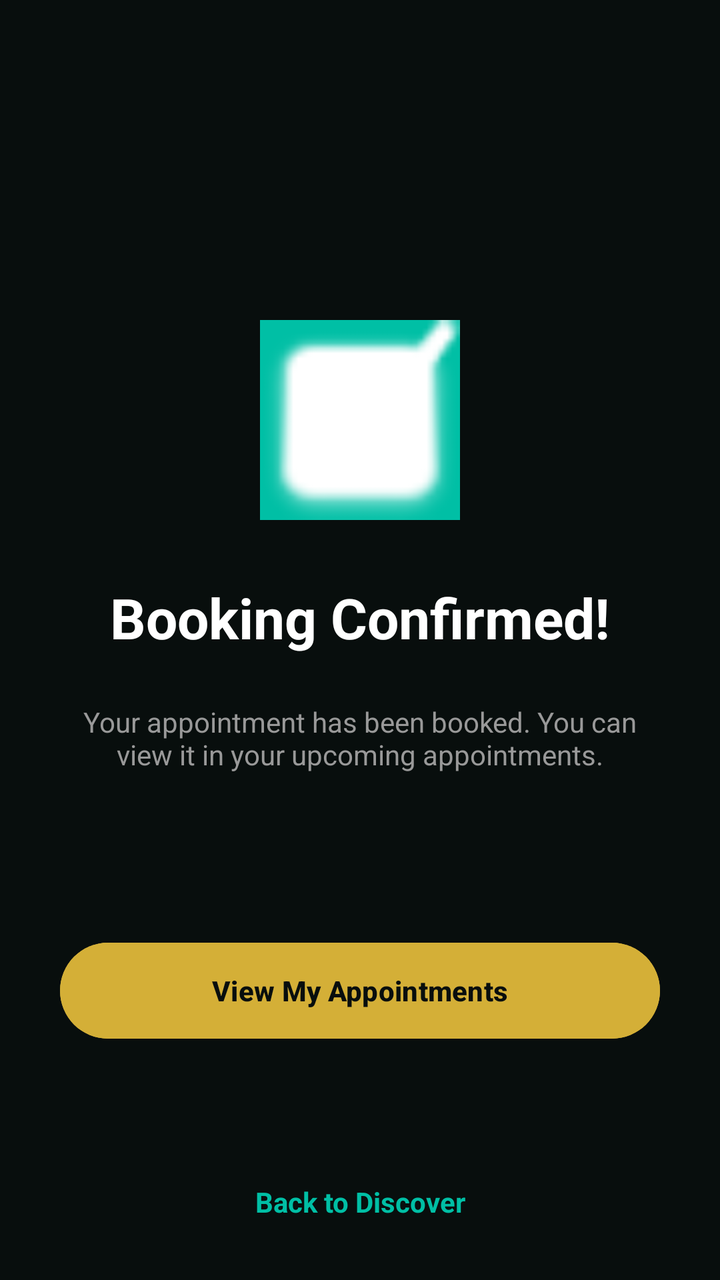
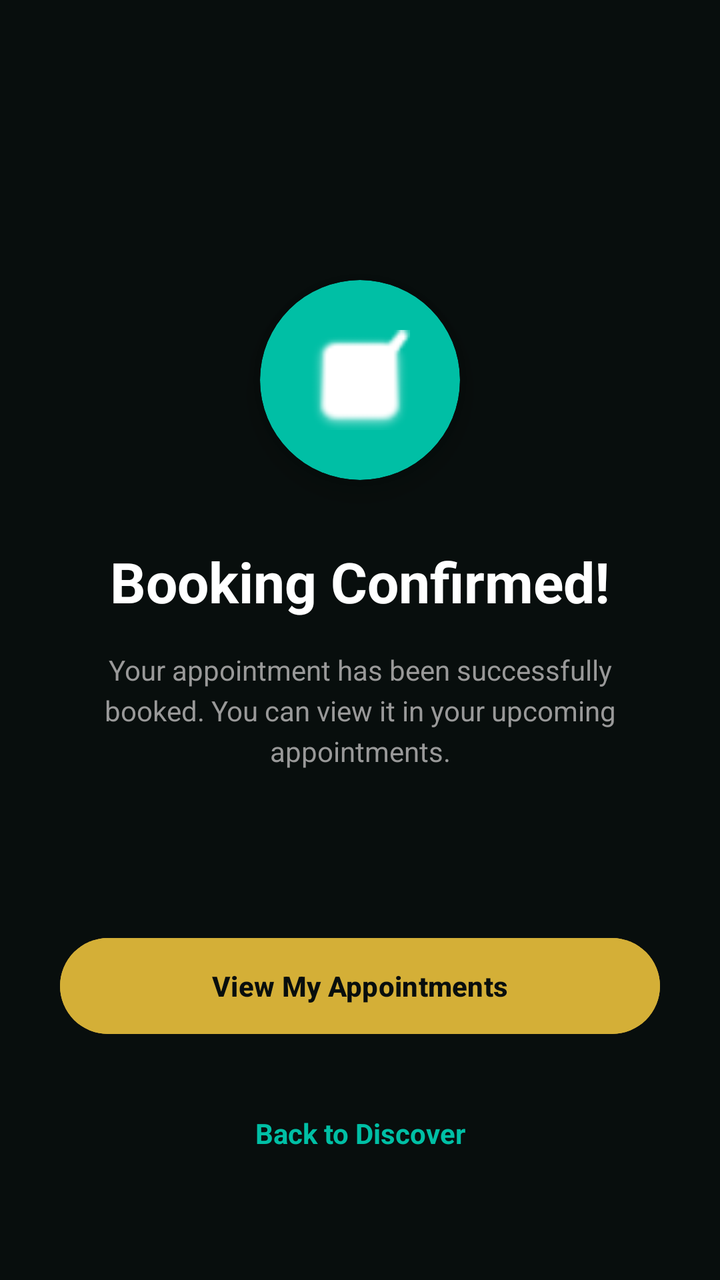

Before-and-after screenshots of an Android layout around one commit, followed by the original layout XML and the change that was made.
<!-- AndroidManifest.xml: application theme Theme.Trimly -->
<!-- res/layout/fragment_booking_success.xml -->
<androidx.constraintlayout.widget.ConstraintLayout
    xmlns:android="http://schemas.android.com/apk/res/android"
    xmlns:app="http://schemas.android.com/apk/res-auto"
    android:layout_width="match_parent"
    android:layout_height="match_parent"
    android:background="#080E0D">

    <ImageView
        android:id="@+id/img_success"
        android:layout_width="100dp"
        android:layout_height="100dp"
        android:layout_marginTop="160dp"
        android:src="@android:drawable/checkbox_on_background"
        android:background="#00BFA5"
        app:tint="#FFFFFF"
        app:layout_constraintTop_toTopOf="parent"
        app:layout_constraintStart_toStartOf="parent"
        app:layout_constraintEnd_toEndOf="parent" />

    <TextView
        android:id="@+id/tv_success_title"
        android:layout_width="wrap_content"
        android:layout_height="wrap_content"
        android:layout_marginTop="30dp"
        android:text="Booking Confirmed!"
        android:textColor="#FFFFFF"
        android:textSize="28sp"
        android:textStyle="bold"
        app:layout_constraintTop_toBottomOf="@id/img_success"
        app:layout_constraintStart_toStartOf="parent"
        app:layout_constraintEnd_toEndOf="parent" />

    <TextView
        android:layout_width="293dp"
        android:layout_height="76dp"
        android:layout_marginTop="24dp"
        android:text="Your appointment has been booked. You can view it in your upcoming appointments."
        android:textAlignment="center"
        android:textColor="#999999"
        android:textSize="14sp"
        app:layout_constraintEnd_toEndOf="parent"
        app:layout_constraintHorizontal_bias="0.496"
        app:layout_constraintStart_toStartOf="parent"
        app:layout_constraintTop_toBottomOf="@id/tv_success_title" />

    <Button
        android:id="@+id/btn_view_bookings"
        android:layout_width="match_parent"
        android:layout_height="56dp"
        android:layout_marginHorizontal="30dp"
        android:layout_marginTop="140dp"
        android:backgroundTint="#D4AF37"
        android:text="View My Appointments"
        android:textColor="#080E0D"
        android:textStyle="bold"
        app:layout_constraintEnd_toEndOf="parent"
        app:layout_constraintStart_toStartOf="parent"
        app:layout_constraintTop_toBottomOf="@id/tv_success_title" />

    <TextView
        android:id="@+id/btn_back_to_home"
        android:layout_width="wrap_content"
        android:layout_height="wrap_content"
        android:layout_marginTop="60dp"
        android:padding="8dp"
        android:text="Back to Discover"
        android:textColor="#00BFA5"
        android:textStyle="bold"
        app:layout_constraintEnd_toEndOf="parent"
        app:layout_constraintStart_toStartOf="parent"
        app:layout_constraintTop_toBottomOf="@id/btn_view_bookings" />
</androidx.constraintlayout.widget.ConstraintLayout>
<!-- resources referenced by this layout -->
<resources>
  <style name="Theme.Trimly" parent="Base.Theme.Trimly" />
  <style name="Base.Theme.Trimly" parent="Theme.Material3.DayNight.NoActionBar">
          
          
      </style>
</resources>

<!-- the commit's change to res/layout/fragment_booking_success.xml (unified diff, before → after) -->
@@ -5,42 +5,53 @@
     android:layout_height="match_parent"
     android:background="#080E0D">
 
-    <ImageView
-        android:id="@+id/img_success"
+    <androidx.cardview.widget.CardView
+        android:id="@+id/card_success_icon"
         android:layout_width="100dp"
         android:layout_height="100dp"
-        android:layout_marginTop="160dp"
-        android:src="@android:drawable/checkbox_on_background"
-        android:background="#00BFA5"
-        app:tint="#FFFFFF"
+        android:layout_marginTop="140dp"
+        app:cardBackgroundColor="#00BFA5"
+        app:cardCornerRadius="50dp"
+        app:cardElevation="12dp"
         app:layout_constraintTop_toTopOf="parent"
         app:layout_constraintStart_toStartOf="parent"
-        app:layout_constraintEnd_toEndOf="parent" />
+        app:layout_constraintEnd_toEndOf="parent">
+
+        <ImageView
+            android:id="@+id/img_success"
+            android:layout_width="50dp"
+            android:layout_height="50dp"
+            android:layout_gravity="center"
+            android:src="@android:drawable/checkbox_on_background"
+            app:tint="#FFFFFF" />
+    </androidx.cardview.widget.CardView>
 
     <TextView
         android:id="@+id/tv_success_title"
         android:layout_width="wrap_content"
         android:layout_height="wrap_content"
-        android:layout_marginTop="30dp"
+        android:layout_marginTop="32dp"
         android:text="Booking Confirmed!"
         android:textColor="#FFFFFF"
         android:textSize="28sp"
         android:textStyle="bold"
-        app:layout_constraintTop_toBottomOf="@id/img_success"
+        app:layout_constraintTop_toBottomOf="@id/card_success_icon"
         app:layout_constraintStart_toStartOf="parent"
         app:layout_constraintEnd_toEndOf="parent" />
 
     <TextView
-        android:layout_width="293dp"
-        android:layout_height="76dp"
-        android:layout_marginTop="24dp"
-        android:text="Your appointment has been booked. You can view it in your upcoming appointments."
+        android:id="@+id/tv_success_desc"
+        android:layout_width="match_parent"
+        android:layout_height="wrap_content"
+        android:layout_marginTop="16dp"
+        android:layout_marginHorizontal="40dp"
+        android:text="Your appointment has been successfully booked. You can view it in your upcoming appointments."
         android:textAlignment="center"
         android:textColor="#999999"
         android:textSize="14sp"
+        android:lineSpacingExtra="4dp"
+        app:layout_constraintStart_toStartOf="parent"
         app:layout_constraintEnd_toEndOf="parent"
-        app:layout_constraintHorizontal_bias="0.496"
-        app:layout_constraintStart_toStartOf="parent"
         app:layout_constraintTop_toBottomOf="@id/tv_success_title" />
 
     <Button
@@ -48,25 +59,28 @@
         android:layout_width="match_parent"
         android:layout_height="56dp"
         android:layout_marginHorizontal="30dp"
-        android:layout_marginTop="140dp"
+        android:layout_marginTop="80dp"
         android:backgroundTint="#D4AF37"
         android:text="View My Appointments"
         android:textColor="#080E0D"
+        android:textSize="14sp"
         android:textStyle="bold"
         app:layout_constraintEnd_toEndOf="parent"
         app:layout_constraintStart_toStartOf="parent"
-        app:layout_constraintTop_toBottomOf="@id/tv_success_title" />
+        app:layout_constraintTop_toBottomOf="@id/tv_success_desc" />
 
     <TextView
         android:id="@+id/btn_back_to_home"
         android:layout_width="wrap_content"
         android:layout_height="wrap_content"
-        android:layout_marginTop="60dp"
-        android:padding="8dp"
+        android:layout_marginTop="24dp"
+        android:padding="12dp"
         android:text="Back to Discover"
         android:textColor="#00BFA5"
+        android:textSize="14sp"
         android:textStyle="bold"
         app:layout_constraintEnd_toEndOf="parent"
         app:layout_constraintStart_toStartOf="parent"
         app:layout_constraintTop_toBottomOf="@id/btn_view_bookings" />
+
 </androidx.constraintlayout.widget.ConstraintLayout>
